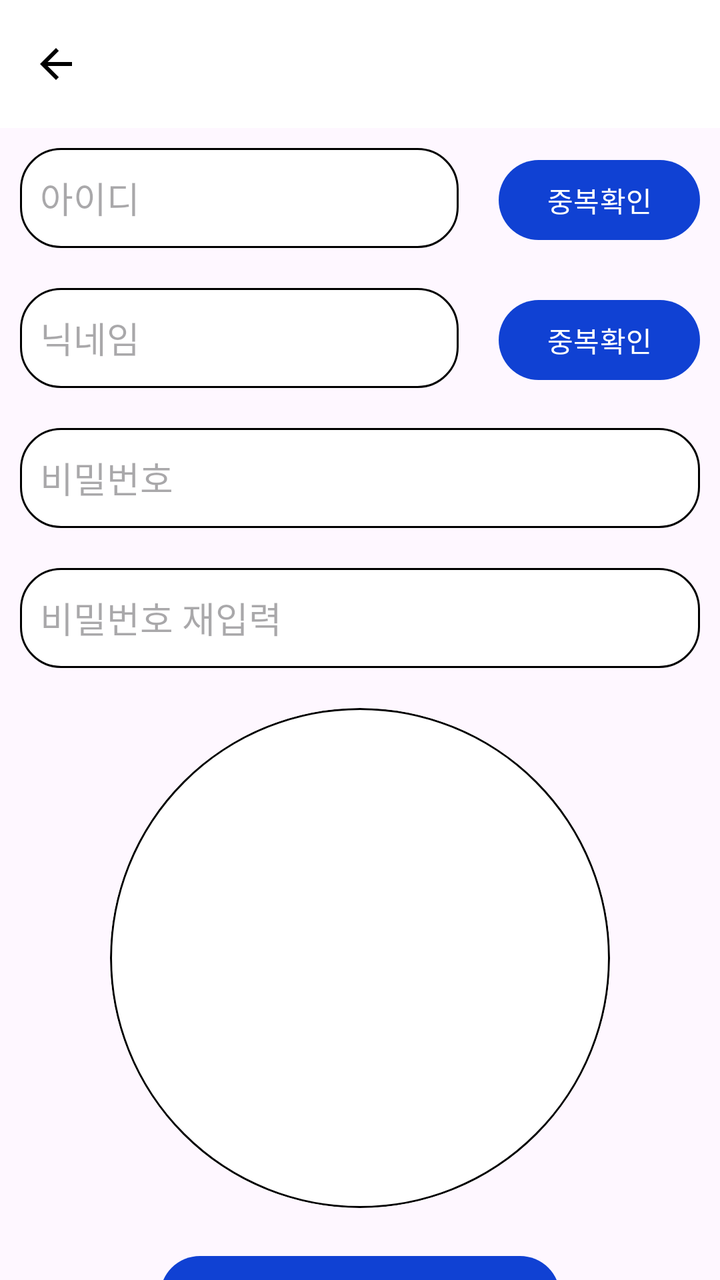
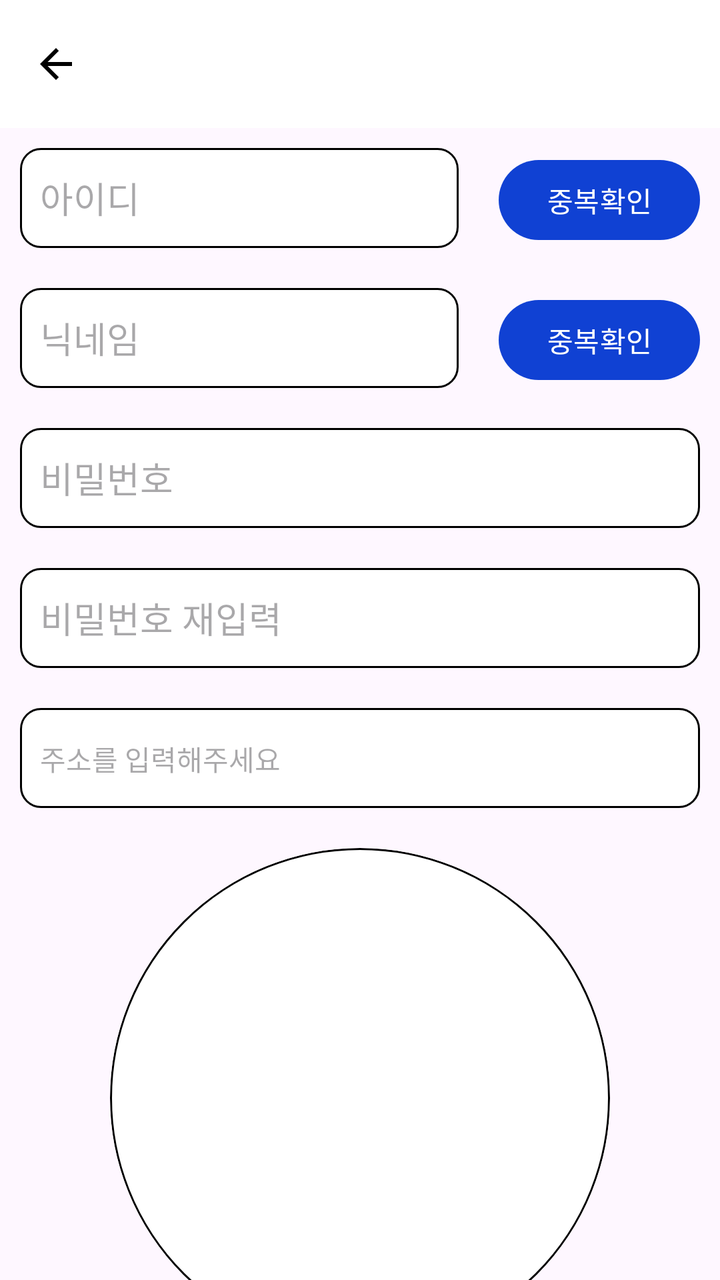

The first picture is an Android layout as it rendered before a commit; the second is the same layout after the commit. The layout source and the unified diff follow.
<!-- AndroidManifest.xml: application theme Theme.YamooWikiProject -->
<!-- res/layout/fragment_signup.xml -->
<?xml version="1.0" encoding="utf-8"?>
<androidx.coordinatorlayout.widget.CoordinatorLayout xmlns:android="http://schemas.android.com/apk/res/android"
    xmlns:app="http://schemas.android.com/apk/res-auto"
    xmlns:tools="http://schemas.android.com/tools"
    android:layout_width="match_parent"
    android:layout_height="match_parent"
    tools:context=".ui.user.SignupFragment">

        <com.google.android.material.appbar.AppBarLayout
            android:layout_width="wrap_content"
            android:layout_height="wrap_content">

            <com.google.android.material.appbar.CollapsingToolbarLayout
                android:layout_width="wrap_content"
                android:layout_height="wrap_content"
                app:layout_scrollFlags="scroll|enterAlways"
                >

                <com.google.android.material.appbar.MaterialToolbar
                    android:id="@+id/toolbar"
                    android:layout_width="wrap_content"
                    android:layout_height="wrap_content"
                    android:background="@color/white"
                    android:minHeight="?attr/actionBarSize"
                    android:theme="?attr/actionBarTheme"
                    app:navigationIcon="@drawable/baseline_arrow_back_24"
                    />

            </com.google.android.material.appbar.CollapsingToolbarLayout>

        </com.google.android.material.appbar.AppBarLayout>

    <androidx.core.widget.NestedScrollView
        android:layout_width="match_parent"
        android:layout_height="match_parent"
        app:layout_behavior="com.google.android.material.appbar.AppBarLayout$ScrollingViewBehavior"
        >

    <androidx.constraintlayout.widget.ConstraintLayout
        android:id="@+id/constraintLayout"
        android:layout_width="match_parent"
        android:layout_height="match_parent"
        >

        <EditText
            android:id="@+id/et_user_id"
            android:layout_width="0dp"
            android:layout_height="50dp"
            android:layout_margin="10dp"
            android:background="@drawable/edit_text"
            android:ems="10"
            android:hint="아이디"
            android:inputType="text"
            android:maxLength="30"
            android:paddingStart="10dp"
            app:layout_constraintBottom_toTopOf="@+id/et_user_nick_name"
            app:layout_constraintEnd_toStartOf="@id/btn_id_check"
            app:layout_constraintHorizontal_chainStyle="packed"
            app:layout_constraintStart_toStartOf="parent"
            app:layout_constraintTop_toTopOf="parent"
            app:layout_constraintVertical_chainStyle="packed" />

        <Button
            android:id="@+id/btn_id_check"
            android:layout_width="wrap_content"
            android:layout_height="wrap_content"
            android:layout_marginLeft="10dp"
            android:layout_marginRight="10dp"
            android:layout_toRightOf="@id/et_user_id"
            android:text="중복확인"
            app:layout_constraintBaseline_toBaselineOf="@+id/et_user_id"
            app:layout_constraintEnd_toEndOf="parent"
            app:layout_constraintStart_toEndOf="@id/et_user_id" />

        <EditText
            android:id="@+id/et_user_nick_name"
            android:layout_width="0dp"
            android:layout_height="50dp"
            android:layout_margin="10dp"
            android:background="@drawable/edit_text"
            android:ems="10"
            android:hint="닉네임"
            android:inputType="text"
            android:maxLength="30"
            android:paddingStart="10dp"
            app:layout_constraintBottom_toTopOf="@+id/et_user_password"
            app:layout_constraintEnd_toStartOf="@id/btn_user_nick_name"
            app:layout_constraintHorizontal_chainStyle="packed"
            app:layout_constraintStart_toStartOf="parent"
            app:layout_constraintTop_toBottomOf="@+id/et_user_id" />

        <Button
            android:id="@+id/btn_user_nick_name"
            android:layout_width="wrap_content"
            android:layout_height="wrap_content"
            android:layout_marginLeft="10dp"
            android:layout_marginRight="10dp"
            android:text="중복확인"
            app:layout_constraintBaseline_toBaselineOf="@+id/et_user_nick_name"
            app:layout_constraintEnd_toEndOf="parent"
            app:layout_constraintStart_toEndOf="@+id/et_user_nick_name" />

        <EditText
            android:id="@+id/et_user_password"
            android:layout_width="0dp"
            android:layout_height="50dp"
            android:layout_margin="10dp"
            android:background="@drawable/edit_text"
            android:ems="10"
            android:hint="비밀번호"
            android:inputType="textPassword"
            android:paddingStart="10dp"
            app:layout_constraintBottom_toTopOf="@+id/et_user_password_check"
            app:layout_constraintEnd_toEndOf="parent"
            app:layout_constraintStart_toStartOf="parent"
            app:layout_constraintTop_toBottomOf="@+id/et_user_nick_name" />

        <EditText
            android:id="@+id/et_user_password_check"
            android:layout_width="0dp"
            android:layout_height="50dp"
            android:layout_margin="10dp"
            android:background="@drawable/edit_text"
            android:ems="10"
            android:hint="비밀번호 재입력"
            android:inputType="textPassword"
            android:paddingStart="10dp"
            app:layout_constraintBottom_toTopOf="@+id/user_profile_image"
            app:layout_constraintEnd_toEndOf="parent"
            app:layout_constraintStart_toStartOf="parent"
            app:layout_constraintTop_toBottomOf="@+id/et_user_password" />

        <com.google.android.material.imageview.ShapeableImageView
            android:id="@+id/user_profile_image"
            android:layout_width="250dp"
            android:layout_height="250dp"
            android:layout_marginTop="10dp"

            android:src="@drawable/background"
            app:layout_constraintBottom_toTopOf="@id/btn_confirm"
            app:layout_constraintEnd_toEndOf="parent"
            app:layout_constraintStart_toStartOf="parent"
            app:layout_constraintTop_toBottomOf="@id/et_user_password_check"
            app:shapeAppearance="@style/circular" />

        <Button
            android:id="@+id/btn_confirm"
            android:layout_width="200dp"
            android:layout_height="wrap_content"
            android:layout_marginTop="20dp"
            android:text="완료"
            app:layout_constraintBottom_toBottomOf="parent"
            app:layout_constraintEnd_toEndOf="parent"
            app:layout_constraintStart_toStartOf="parent"
            app:layout_constraintTop_toBottomOf="@id/user_profile_image" />

    </androidx.constraintlayout.widget.ConstraintLayout>

    </androidx.core.widget.NestedScrollView>

</androidx.coordinatorlayout.widget.CoordinatorLayout>
<!-- resources referenced by this layout -->
<resources>
  <color name="white">#FFFFFFFF</color>
  <!-- drawable background (drawable) -->
  <?xml version="1.0" encoding="utf-8"?>
  <shape xmlns:android="http://schemas.android.com/apk/res/android"
      android:shape="oval">
      <solid android:color="@color/white"></solid>
      <stroke android:width="1dp"
          android:color="@color/black"/>
  </shape>
  <!-- drawable baseline_arrow_back_24 (drawable) -->
  <vector android:autoMirrored="true" android:height="24dp"
      android:tint="@color/black" android:viewportHeight="24"
      android:viewportWidth="24" android:width="24dp" xmlns:android="http://schemas.android.com/apk/res/android">
      <path android:fillColor="@android:color/white" android:pathData="M20,11H7.83l5.59,-5.59L12,4l-8,8 8,8 1.41,-1.41L7.83,13H20v-2z"/>
  </vector>
  <!-- drawable edit_text (drawable) -->
  <?xml version="1.0" encoding="utf-8"?>
  <shape xmlns:android="http://schemas.android.com/apk/res/android"
      android:shape="rectangle">
      <corners android:radius="20dp"/>
      <solid android:color="@color/white"/>
      <size android:height="50dp"/>
      <stroke
          android:color="@color/black"
          android:width="1dp"/>
  </shape>
  <style name="circular">
          <item name="cornerSize">50%</item>
          <item name="android:background">@color/grey</item>
      </style>
  <style name="Theme.YamooWikiProject" parent="Base.Theme.YamooWikiProject" />
  <color name="black">#FF000000</color>
  <color name="grey">#0D000000</color>
  <style name="Base.Theme.YamooWikiProject" parent="Theme.Material3.DayNight.NoActionBar">
          
          <item name="colorPrimary">@color/blue</item>
  
  
  
          <item name="android:statusBarColor">@color/white</item>
          <item name="android:windowLightStatusBar">true</item>
      </style>
  <color name="blue">#1041D3</color>
</resources>

<!-- the commit's change to res/layout/fragment_signup.xml (unified diff, before → after) -->
@@ -60,17 +60,7 @@
             app:layout_constraintTop_toTopOf="parent"
             app:layout_constraintVertical_chainStyle="packed" />
 
-        <Button
-            android:id="@+id/btn_id_check"
-            android:layout_width="wrap_content"
-            android:layout_height="wrap_content"
-            android:layout_marginLeft="10dp"
-            android:layout_marginRight="10dp"
-            android:layout_toRightOf="@id/et_user_id"
-            android:text="중복확인"
-            app:layout_constraintBaseline_toBaselineOf="@+id/et_user_id"
-            app:layout_constraintEnd_toEndOf="parent"
-            app:layout_constraintStart_toEndOf="@id/et_user_id" />
+
 
         <EditText
             android:id="@+id/et_user_nick_name"
@@ -89,16 +79,6 @@
             app:layout_constraintStart_toStartOf="parent"
             app:layout_constraintTop_toBottomOf="@+id/et_user_id" />
 
-        <Button
-            android:id="@+id/btn_user_nick_name"
-            android:layout_width="wrap_content"
-            android:layout_height="wrap_content"
-            android:layout_marginLeft="10dp"
-            android:layout_marginRight="10dp"
-            android:text="중복확인"
-            app:layout_constraintBaseline_toBaselineOf="@+id/et_user_nick_name"
-            app:layout_constraintEnd_toEndOf="parent"
-            app:layout_constraintStart_toEndOf="@+id/et_user_nick_name" />
 
         <EditText
             android:id="@+id/et_user_password"
@@ -125,23 +105,60 @@
             android:hint="비밀번호 재입력"
             android:inputType="textPassword"
             android:paddingStart="10dp"
-            app:layout_constraintBottom_toTopOf="@+id/user_profile_image"
+            app:layout_constraintBottom_toTopOf="@+id/tv_user_address"
             app:layout_constraintEnd_toEndOf="parent"
             app:layout_constraintStart_toStartOf="parent"
             app:layout_constraintTop_toBottomOf="@+id/et_user_password" />
+
+
+        <TextView
+            android:id="@+id/tv_user_address"
+            android:layout_width="0dp"
+            android:layout_height="50dp"
+            android:layout_margin="10dp"
+            android:background="@drawable/edit_text"
+            android:hint="주소를 입력해주세요"
+            android:paddingVertical="15dp"
+            android:paddingStart="10dp"
+            app:layout_constraintTop_toBottomOf="@id/et_user_password_check"
+            app:layout_constraintBottom_toTopOf="@+id/user_profile_image"
+            app:layout_constraintEnd_toEndOf="parent"
+            app:layout_constraintStart_toStartOf="parent" />
 
         <com.google.android.material.imageview.ShapeableImageView
             android:id="@+id/user_profile_image"
             android:layout_width="250dp"
             android:layout_height="250dp"
             android:layout_marginTop="10dp"
-
             android:src="@drawable/background"
             app:layout_constraintBottom_toTopOf="@id/btn_confirm"
             app:layout_constraintEnd_toEndOf="parent"
             app:layout_constraintStart_toStartOf="parent"
-            app:layout_constraintTop_toBottomOf="@id/et_user_password_check"
+            app:layout_constraintTop_toBottomOf="@id/tv_user_address"
             app:shapeAppearance="@style/circular" />
+
+        <Button
+            android:id="@+id/btn_id_check"
+            android:layout_width="wrap_content"
+            android:layout_height="wrap_content"
+            android:layout_marginLeft="10dp"
+            android:layout_marginRight="10dp"
+            android:layout_toRightOf="@id/et_user_id"
+            android:text="중복확인"
+            app:layout_constraintBaseline_toBaselineOf="@+id/et_user_id"
+            app:layout_constraintEnd_toEndOf="parent"
+            app:layout_constraintStart_toEndOf="@id/et_user_id" />
+
+        <Button
+            android:id="@+id/btn_user_nick_name"
+            android:layout_width="wrap_content"
+            android:layout_height="wrap_content"
+            android:layout_marginLeft="10dp"
+            android:layout_marginRight="10dp"
+            android:text="중복확인"
+            app:layout_constraintBaseline_toBaselineOf="@+id/et_user_nick_name"
+            app:layout_constraintEnd_toEndOf="parent"
+            app:layout_constraintStart_toEndOf="@+id/et_user_nick_name" />
 
         <Button
             android:id="@+id/btn_confirm"
<!-- resource entries referenced after the edit -->
@@ -19,7 +19,7 @@
   <?xml version="1.0" encoding="utf-8"?>
   <shape xmlns:android="http://schemas.android.com/apk/res/android"
       android:shape="rectangle">
-      <corners android:radius="20dp"/>
+      <corners android:radius="10dp"/>
       <solid android:color="@color/white"/>
       <size android:height="50dp"/>
       <stroke
